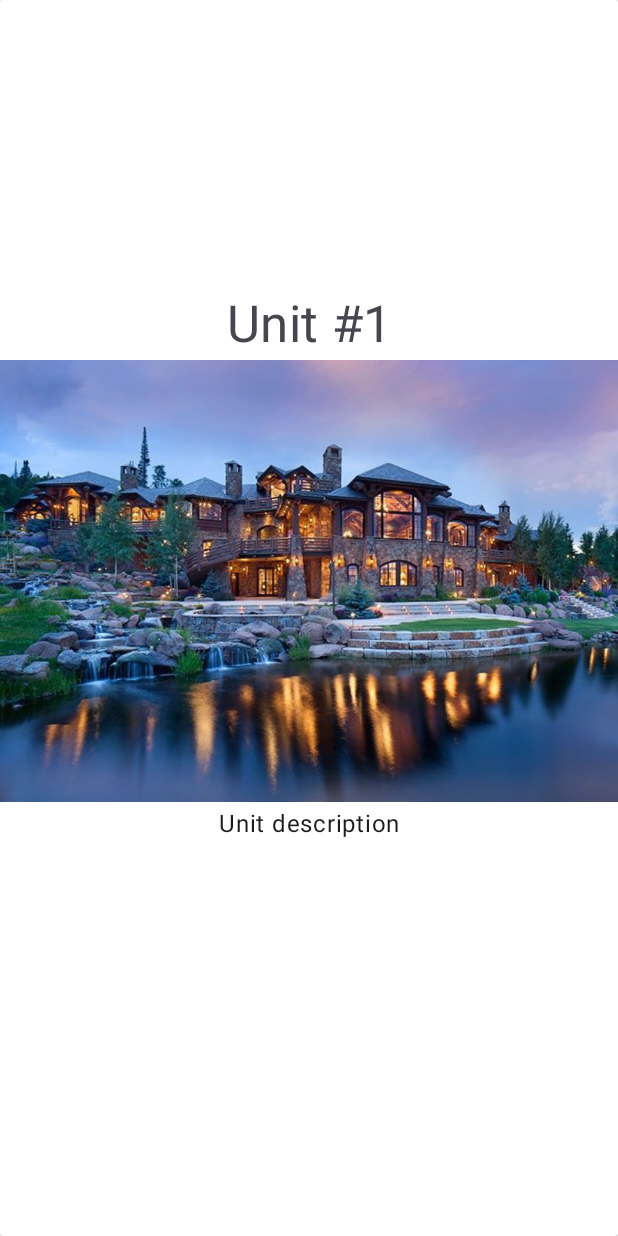
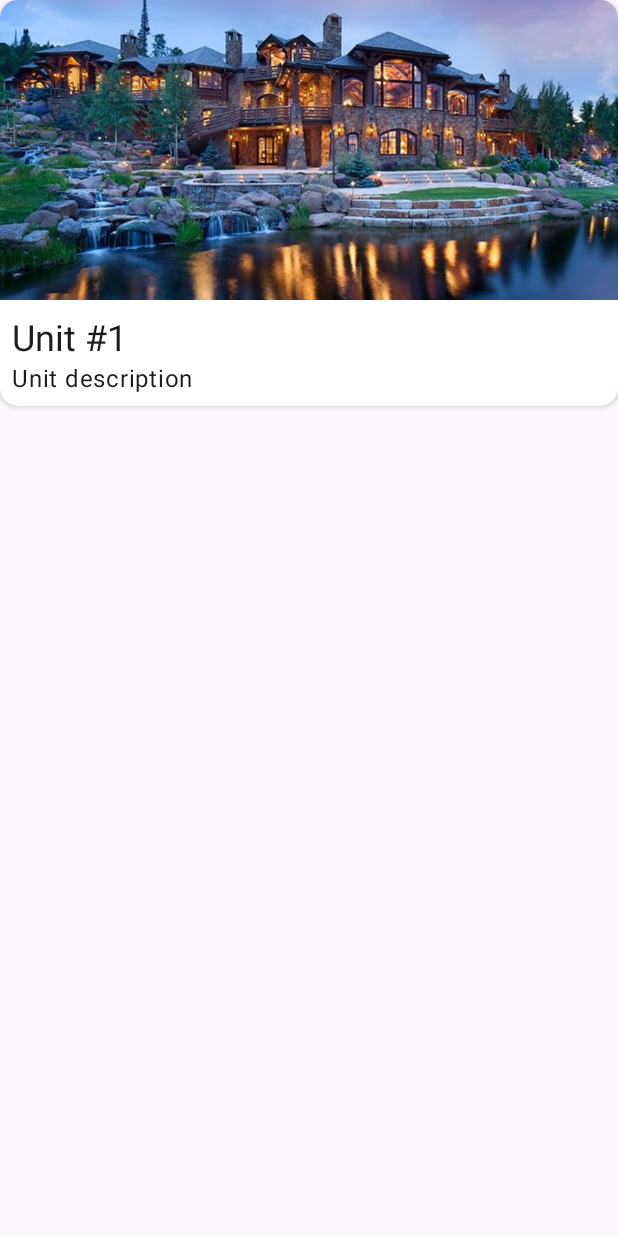
Before and after one commit to IsabellaSampaio/townsq_androidexercises, an Android app: the layout condo_unit_card.xml on its own in the app's theme, with its tools: preview values and no code run, on a phone screen of 412 x 824 dp. Run offline under Robolectric (Android 15) with nearby library versions, the phone set to English and light mode, and no system bars.

Commit message:
added customView with Recycler view and Search bar  aplication exercise

```diff
--- a/CustomViewAplication/app/src/main/AndroidManifest.xml
+++ b/CustomViewAplication/app/src/main/AndroidManifest.xml
@@ -22,7 +22,7 @@
             </intent-filter>
         </activity>
         <activity
-            android:name=".CustomViewCard"
+            android:name=".ui.components.SearchBarView"
             android:exported="true">
         </activity>
     </application>
--- a/CustomViewAplication/app/src/main/java/com/example/customviewaplication/CondoUnit.kt
+++ b/CustomViewAplication/app/src/main/java/com/example/customviewaplication/data/CondoUnit.kt
@@ -1,4 +1,4 @@
-package com.example.customviewaplication
+package com.example.customviewaplication.data
 
 data class CondoUnit(
     var id: String,
--- /dev/null
+++ b/CustomViewAplication/app/src/main/res/drawable/ic_search_icon.xml
@@ -0,0 +1,5 @@
+<vector android:height="24dp" android:tint="#7E7D7D"
+    android:viewportHeight="24" android:viewportWidth="24"
+    android:width="24dp" xmlns:android="http://schemas.android.com/apk/res/android">
+    <path android:fillColor="@android:color/white" android:pathData="M15.5,14h-0.79l-0.28,-0.27C15.41,12.59 16,11.11 16,9.5 16,5.91 13.09,3 9.5,3S3,5.91 3,9.5 5.91,16 9.5,16c1.61,0 3.09,-0.59 4.23,-1.57l0.27,0.28v0.79l5,4.99L20.49,19l-4.99,-5zM9.5,14C7.01,14 5,11.99 5,9.5S7.01,5 9.5,5 14,7.01 14,9.5 11.99,14 9.5,14z"/>
+</vector>
--- a/CustomViewAplication/app/src/main/res/layout/condo_unit_card.xml
+++ b/CustomViewAplication/app/src/main/res/layout/condo_unit_card.xml
@@ -1,41 +1,50 @@
 <?xml version="1.0" encoding="utf-8"?>
 <androidx.cardview.widget.CardView xmlns:android="http://schemas.android.com/apk/res/android"
+    xmlns:tools="http://schemas.android.com/tools"
     xmlns:app="http://schemas.android.com/apk/res-auto"
-    xmlns:tools="http://schemas.android.com/tools"
     android:id="@+id/custom_card"
     android:layout_width="match_parent"
-    android:layout_height="match_parent"
+    android:layout_height="wrap_content"
+    android:layout_marginBottom="16dp"
     android:gravity="center"
-    android:orientation="vertical">
+    app:cardCornerRadius="12dp">
 
     <LinearLayout
         android:layout_width="match_parent"
         android:layout_height="wrap_content"
         android:orientation="vertical">
 
-        <TextView
-            android:id="@+id/unity_name_text_view"
-            style="?textAppearanceHeadline4"
-            android:layout_width="match_parent"
-            android:layout_height="wrap_content"
-            android:layout_marginTop="192dp"
-            android:gravity="center"
-            tools:text="Unit #1"/>
 
         <ImageView
             android:id="@+id/condo_image_view"
             android:layout_width="match_parent"
-            android:layout_height="300dp"
-            android:gravity="center"
-            tools:src="@drawable/house"/>
+            android:layout_height="200dp"
+            android:scaleType="centerCrop"
+            tools:src="@drawable/house"
+            android:contentDescription="@string/image"/>
 
-        <TextView
-            android:id="@+id/unity_description_text_view"
-            style="?textAppearanceBody1"
+        <LinearLayout
             android:layout_width="match_parent"
             android:layout_height="wrap_content"
-            android:gravity="center"
-            tools:text="Unit description"/>
+            android:orientation="vertical"
+            android:padding="8dp">
+
+            <TextView
+                android:id="@+id/unity_name_text_view"
+                style="?textAppearanceHeadline5"
+                android:layout_width="match_parent"
+                android:layout_height="wrap_content"
+                tools:text="Unit #1" />
+
+            <TextView
+                android:id="@+id/unity_description_text_view"
+                style="?textAppearanceBody1"
+                android:layout_width="match_parent"
+                android:layout_height="wrap_content"
+                tools:text="Unit description" />
+
+        </LinearLayout>
+
 
     </LinearLayout>
 
--- a/CustomViewAplication/app/src/main/res/values/strings.xml
+++ b/CustomViewAplication/app/src/main/res/values/strings.xml
@@ -1,3 +1,8 @@
 <resources>
     <string name="app_name">CustomViewAplication</string>
+    <string name="image">image</string>
+    <string name="input_text">input text</string>
+    <string name="some_image">image</string>
+    <string name="search_bar_description">search bar description</string>
+    <string name="eg_mountain_ranch">eg: Mountain Ranch...</string>
 </resources>
```
Also changed, not shown: CustomViewAplication/app/src/main/java/com/example/customviewaplication/CustomViewCard.kt (deleted, +0 -42 lines), CustomViewAplication/app/src/main/java/com/example/customviewaplication/MainActivity.kt (+27 -13 lines), CustomViewAplication/app/src/main/java/com/example/customviewaplication/ui/adapter/UnitiesAdapter.kt (added, +45 -0 lines), CustomViewAplication/app/src/main/java/com/example/customviewaplication/ui/components/SearchBarView.kt (added, +36 -0 lines), CustomViewAplication/app/src/main/java/com/example/customviewaplication/ui/viewmodel/MainViewModel.kt (added, +57 -0 lines), CustomViewAplication/app/src/main/res/layout/activity_main.xml (+18 -3 lines), CustomViewAplication/app/src/main/res/layout/view_search_bar.xml (added, +37 -0 lines).
